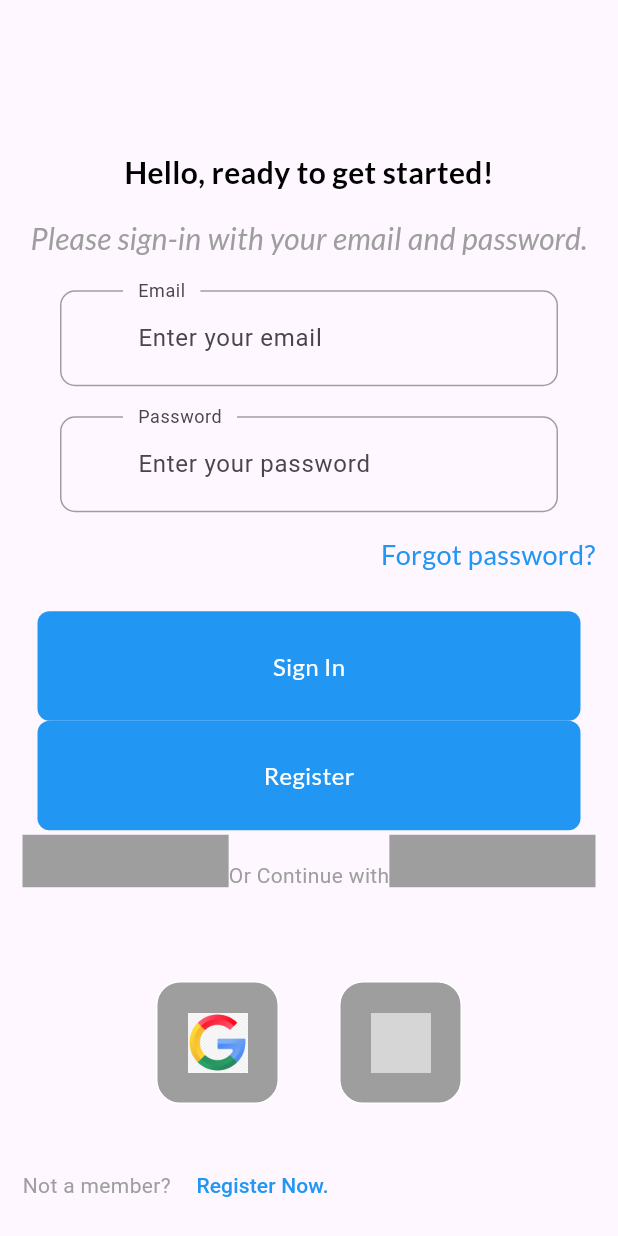
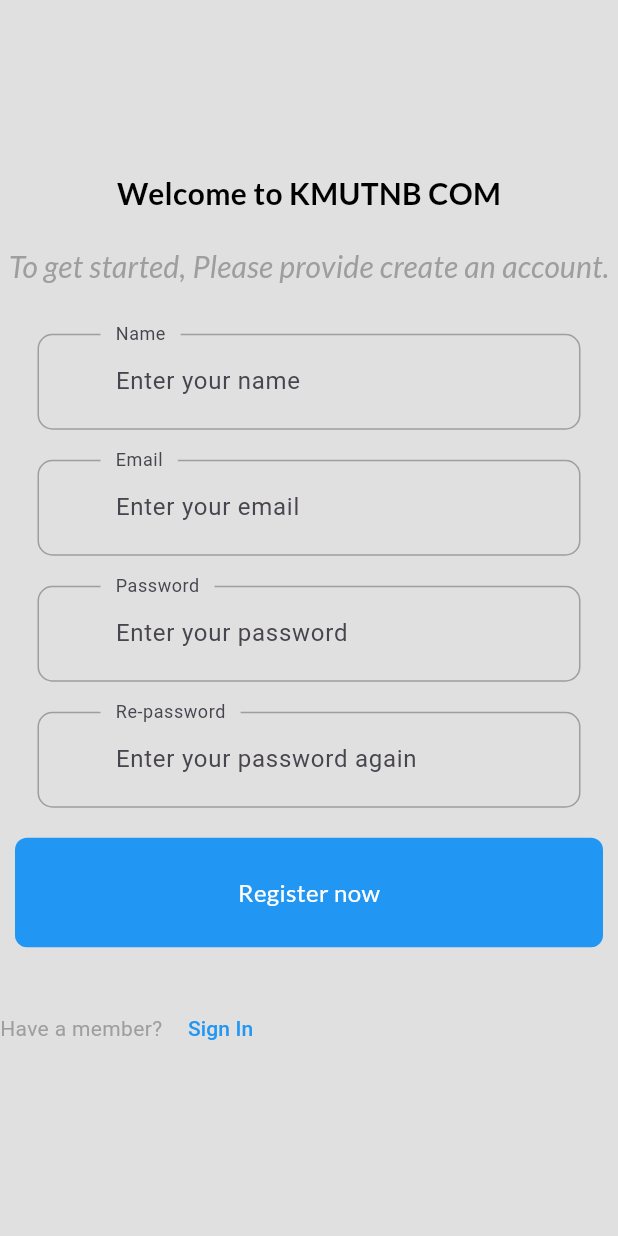
Before and after one commit to Mamarkkk/todolist, a Flutter app: the screen it shows after launch, after a tap on "Register Now.", on a phone screen of 412 x 824 dp. Run offline on Flutter 3.47's test engine with Material 3 defaults, Android fonts, the phone set to English and light mode, and no system bars; our stand-ins replace google_fonts; grey boxes are pictures that could not be loaded.

Commit message:
update_2

```diff
--- a/lib/screens/sign_in_screen.dart
+++ b/lib/screens/sign_in_screen.dart
@@ -5,6 +5,7 @@ import 'package:todolist_app/components/my_button.dart';
 import 'package:todolist_app/components/my_icon_btn.dart';
 import 'package:todolist_app/components/my_textfield.dart';
 import 'package:todolist_app/constant/constant.dart';
+import 'package:todolist_app/screens/sign_up_screen.dart';
 
 class SignInScreen extends StatefulWidget {
   const SignInScreen({super.key});
@@ -134,7 +135,12 @@ class SignInScreenState extends State<SignInScreen> {
                     width: 5,
                   ),
                   TextButton(
-                      onPressed: () {},
+                      onPressed: () {
+                        Navigator.push(
+                            context,
+                            MaterialPageRoute(
+                                builder: (context) => SignUpScreen()));
+                      },
                       child: const Text(
                         'Register Now.',
                         style: TextStyle(
--- /dev/null
+++ b/lib/screens/sign_up_screen.dart
@@ -0,0 +1,103 @@
+import 'package:flutter/material.dart';
+import 'package:todolist_app/components/my_button.dart';
+import 'package:todolist_app/components/my_textfield.dart';
+import 'package:todolist_app/constant/constant.dart';
+import 'package:todolist_app/screens/sign_in_screen.dart';
+
+class SignUpScreen extends StatefulWidget {
+  const SignUpScreen({super.key});
+
+  @override
+  State<SignUpScreen> createState() => _SignUpScreenState();
+}
+
+class _SignUpScreenState extends State<SignUpScreen> {
+  final nameController = TextEditingController();
+  final emailController = TextEditingController();
+  final passwordController = TextEditingController();
+  final re_passwordController = TextEditingController();
+
+  void signUp () async {
+
+  }
+
+
+  @override
+  Widget build(BuildContext context) {
+    return Scaffold(
+      backgroundColor: Colors.grey.shade300,
+      body: Column(
+        mainAxisAlignment: MainAxisAlignment.center,
+        children: [
+          Text(
+            'Welcome to KMUTNB COM',
+            style: textTitle,
+          ),
+          const SizedBox(
+            height: 20,
+          ),
+          Text(
+            'To get started, Please provide create an account.',
+            style: textSubTitle,
+          ),
+          const SizedBox(
+            height: 30,
+          ),
+          MyTextField(
+              controller: nameController,
+              hintText: 'Enter your name',
+              obscureText: false,
+              labelText: 'Name'),
+          const SizedBox(height: 20,),
+          MyTextField(
+              controller: emailController,
+              hintText: 'Enter your email',
+              obscureText: false,
+              labelText: 'Email'),
+          const SizedBox(height: 20,),
+          MyTextField(
+              controller: nameController,
+              hintText: 'Enter your password',
+              obscureText: false,
+              labelText: 'Password'),
+          const SizedBox(height: 20,),
+          MyTextField(
+              controller: nameController,
+              hintText: 'Enter your password again',
+              obscureText: false,
+              labelText: 'Re-password'),
+          const SizedBox(height: 20,),
+          MyButton(onTap: signUp, hinText: 'Register now'),
+          const SizedBox(
+                height: 30,
+              ),
+              Row(
+                children: [
+                  Text(
+                    'Have a member?',
+                    style: TextStyle(color: Colors.grey),
+                  ),
+                  SizedBox(
+                    width: 5,
+                  ),
+                  TextButton(
+                      onPressed: () {
+                        Navigator.push(
+                            context,
+                            MaterialPageRoute(
+                                builder: (context) => SignInScreen()));
+                      },
+                      child: const Text(
+                        'Sign In',
+                        style: TextStyle(
+                            fontWeight: FontWeight.w500, color: Colors.blue),
+                      )),
+                ],
+              )
+        ],
+
+      ),
+
+    );
+  }
+}
```
